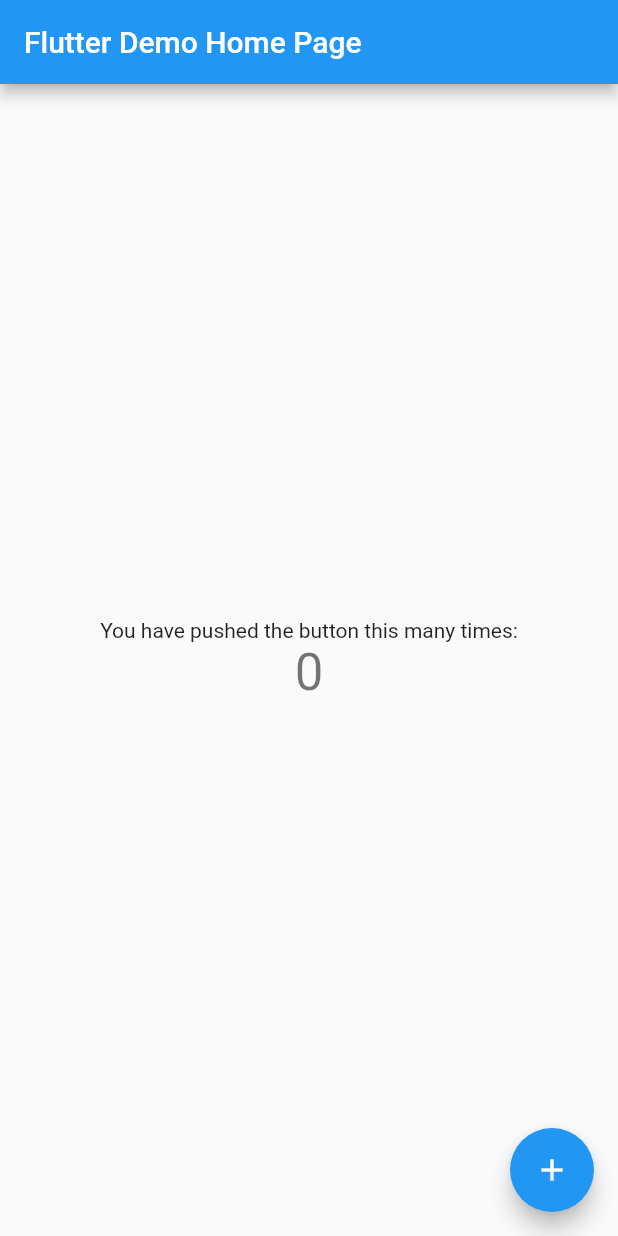
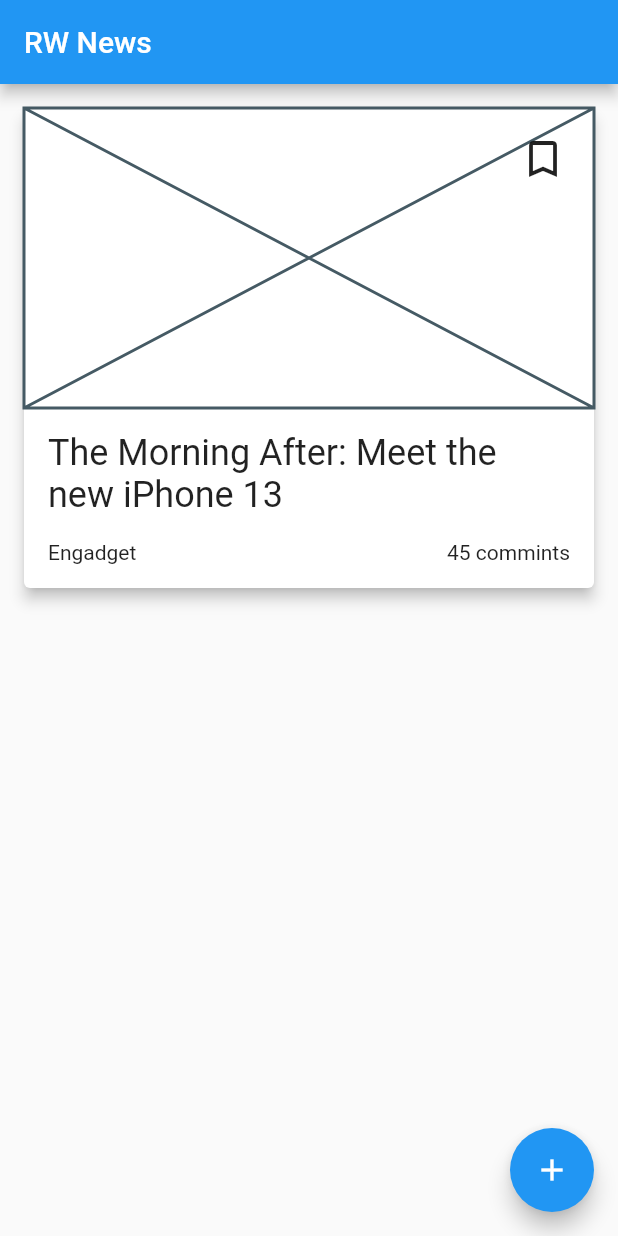
Before and after one commit to ahmedmans/rw_news_ui, a Flutter app: the screen it shows after launch, on a phone screen of 412 x 824 dp. Run offline on Flutter 3.47's test engine with Material 2 defaults, Android fonts, the phone set to English and light mode, and no system bars.

Commit message:
feat: Build Layouts

```diff
--- a/lib/main.dart
+++ b/lib/main.dart
@@ -1,4 +1,5 @@
 import 'package:flutter/material.dart';
+import 'package:rw_news_ui/pages/main_page.dart';
 
 void main() {
   runApp(const MyApp());
@@ -10,106 +11,10 @@
   // This widget is the root of your application.
   @override
   Widget build(BuildContext context) {
-    return MaterialApp(
-      title: 'Flutter Demo',
-      theme: ThemeData(
-        // This is the theme of your application.
-        //
-        // Try running your application with "flutter run". You'll see the
-        // application has a blue toolbar. Then, without quitting the app, try
-        // changing the primarySwatch below to Colors.green and then invoke
-        // "hot reload" (press "r" in the console where you ran "flutter run",
-        // or simply save your changes to "hot reload" in a Flutter IDE).
-        // Notice that the counter didn't reset back to zero; the application
-        // is not restarted.
-        primarySwatch: Colors.blue,
-      ),
-      home: const MyHomePage(title: 'Flutter Demo Home Page'),
+    return const MaterialApp(
+      debugShowCheckedModeBanner: false,
+      title: 'RW News',
+      home: MainPage(),
     );
   }
 }
-
-class MyHomePage extends StatefulWidget {
-  const MyHomePage({Key? key, required this.title}) : super(key: key);
-
-  // This widget is the home page of your application. It is stateful, meaning
-  // that it has a State object (defined below) that contains fields that affect
-  // how it looks.
-
-  // This class is the configuration for the state. It holds the values (in this
-  // case the title) provided by the parent (in this case the App widget) and
-  // used by the build method of the State. Fields in a Widget subclass are
-  // always marked "final".
-
-  final String title;
-
-  @override
-  State<MyHomePage> createState() => _MyHomePageState();
-}
-
-class _MyHomePageState extends State<MyHomePage> {
-  int _counter = 0;
-
-  void _incrementCounter() {
-    setState(() {
-      // This call to setState tells the Flutter framework that something has
-      // changed in this State, which causes it to rerun the build method below
-      // so that the display can reflect the updated values. If we changed
-      // _counter without calling setState(), then the build method would not be
-      // called again, and so nothing would appear to happen.
-      _counter++;
-    });
-  }
-
-  @override
-  Widget build(BuildContext context) {
-    // This method is rerun every time setState is called, for instance as done
-    // by the _incrementCounter method above.
-    //
-    // The Flutter framework has been optimized to make rerunning build methods
-    // fast, so that you can just rebuild anything that needs updating rather
-    // than having to individually change instances of widgets.
-    return Scaffold(
-      appBar: AppBar(
-        // Here we take the value from the MyHomePage object that was created by
-        // the App.build method, and use it to set our appbar title.
-        title: Text(widget.title),
-      ),
-      body: Center(
-        // Center is a layout widget. It takes a single child and positions it
-        // in the middle of the parent.
-        child: Column(
-          // Column is also a layout widget. It takes a list of children and
-          // arranges them vertically. By default, it sizes itself to fit its
-          // children horizontally, and tries to be as tall as its parent.
-          //
-          // Invoke "debug painting" (press "p" in the console, choose the
-          // "Toggle Debug Paint" action from the Flutter Inspector in Android
-          // Studio, or the "Toggle Debug Paint" command in Visual Studio Code)
-          // to see the wireframe for each widget.
-          //
-          // Column has various properties to control how it sizes itself and
-          // how it positions its children. Here we use mainAxisAlignment to
-          // center the children vertically; the main axis here is the vertical
-          // axis because Columns are vertical (the cross axis would be
-          // horizontal).
-          mainAxisAlignment: MainAxisAlignment.center,
-          children: <Widget>[
-            const Text(
-              'You have pushed the button this many times:',
-            ),
-            Text(
-              '$_counter',
-              style: Theme.of(context).textTheme.headline4,
-            ),
-          ],
-        ),
-      ),
-      floatingActionButton: FloatingActionButton(
-        onPressed: _incrementCounter,
-        tooltip: 'Increment',
-        child: const Icon(Icons.add),
-      ), // This trailing comma makes auto-formatting nicer for build methods.
-    );
-  }
-}
--- /dev/null
+++ b/lib/model/article.dart
@@ -0,0 +1,95 @@
+class Article {
+  String source;
+  String author;
+  String title;
+  String description;
+  String url;
+  String urlToImage;
+  String publishedAt;
+  String content;
+
+  Article({
+    required this.source,
+    required this.author,
+    required this.title,
+    required this.description,
+    required this.url,
+    required this.urlToImage,
+    required this.publishedAt,
+    required this.content,
+  });
+}
+
+List<Article> articles = [
+  Article(
+    source: 'Engadget',
+    author: 'Mat Smith,Daniel Cooper',
+    title: '''The Morning After: Meet the new iPhone 13''',
+    description:
+        '''Yes, Apple is calling its newest iPhones the iPhone 13 series. Unlucky numbers, be damned. We’re getting four new devices, from the 5.4-inch iPhone 13 mini through to the 6.7-inch iPhone 13 Pro Max. Apple also revealed a long-time-coming iPad mini, which look…''',
+    url:
+        'https://www.engadget.com/the-morning-after-iphone-13-apple-111502073.html',
+    urlToImage:
+        'https://s.yimg.com/os/creatr-uploaded-images/2021-09/a1049550-1611-11ec-bef3-b6a3486b5957',
+    publishedAt: '2021-09-15T11:15:02Z',
+    content:
+        '''Yes, Apple is calling its newest iPhones the iPhone 13 series. Unlucky numbers, be damned. Were getting four new devices, from the 5.4-inch iPhone 13 mini through to the 6.7-inch iPhone 13 Pro Max. A… [+6279 chars]''',
+  ),
+  Article(
+    source: 'The Wall Street Journal',
+    author: 'AnnaMaria Andriotis',
+    title:
+        '''Amazon Is Doing It. So Is Walmart. Why Retail Loves ‘Buy Now, Pay Later.’ - The Wall Street Journal''',
+    description:
+        '''Alexis Luedtke got her first buy now, pay later plan in 2019 after she was rejected for a credit card. She has used at least five more since to buy face cream, T-shirts and birthday gifts.\r\nInstallme...''',
+    url:
+        'https://www.wsj.com/articles/amazon-is-doing-it-so-is-walmart-why-retail-loves-buy-now-pay-later-11631784601',
+    urlToImage: 'https://images.wsj.net/im-401784/social',
+    publishedAt: '2021-09-16T09:30:00Z',
+    content:
+        '''Alexis Luedtke got her first buy now, pay later plan in 2019 after she was rejected for a credit card. She has used at least five more since to buy face cream, T-shirts and birthday gifts.\r\nInstallme… [+313 chars]''',
+  ),
+  Article(
+    source: 'TechCrunch',
+    author: 'Sarah Perez',
+    title:
+        'Tile secures \$40 million to take on Apple AirTag with new products',
+    description:
+        '''Tile, the maker of Bluetooth-powered lost item finder beacons and, more recently, a staunch Apple critic, announced today it has raised \$40 million in non-dilutive debt financing from Capital IP. The funding will be put towards investment in Tile’s finding te…''',
+    url:
+        'https://techcrunch.com/2021/09/16/tile-secures-another-40-million-to-take-on-apple-airtag-with-new-products/',
+    urlToImage:
+        'https://techcrunch.com/wp-content/uploads/2021/09/Pro-on-Gym-Bag.jpg?w=600',
+    publishedAt: '2021-09-16T12:59:05Z',
+    content:
+        '''Tile, the maker of Bluetooth-powered lost item finder beacons and, more recently, a staunch Apple critic, announced today it has raised \$40 million in non-dilutive debt financing from Capital IP. The… [+6127 chars]''',
+  ),
+  Article(
+    source: 'The Verge',
+    author: 'Tom Warren',
+    title: 'Microsoft accounts can now go fully passwordless',
+    description:
+        '''Microsoft is rolling out a fully passwordless option for Microsoft accounts. It will allow consumers to remove their password and authenticate using an app, security keys, Windows Hello, or SMS / email codes.''',
+    url:
+        'https://www.theverge.com/2021/9/15/22675175/microsoft-account-passwordless-no-password-security-feature',
+    urlToImage:
+        'https://cdn.vox-cdn.com/thumbor/S_18fWe_G-e-upqhKGFIalepagA=/0x95:1320x786/fit-in/1200x630/cdn.vox-cdn.com/uploads/chorus_asset/file/22174342/microsoftauthenticator.jpg',
+    publishedAt: '2021-09-15T13:00:00Z',
+    content:
+        '''You can delete your Microsoft account password\r\nIf you buy something from a Verge link, Vox Media may earn a commission. See our ethics statement.\r\nYou no longer need a password for a Microsoft accou… [+2931 chars]''',
+  ),
+  Article(
+    source: 'TechCrunch',
+    author: 'Gary M. Shiffman',
+    title: '''Ransomware: A market problem deserves a market solution''',
+    description:
+        '''To fight ransomware attacks, appreciate the economics — the markets that enable ransomware — and change the market dynamics.''',
+    url:
+        'https://techcrunch.com/2021/09/16/ransomware-a-market-problem-that-deserves-a-market-solution/',
+    urlToImage:
+        'https://techcrunch.com/wp-content/uploads/2021/09/GettyImages-1284232947.jpg?w=589',
+    publishedAt: '2021-09-16T13:12:43Z',
+    content:
+        '''REvil is a solid choice for a villains name: R Evil. Revil. Evil and yet fun. I could imagine Black Widow, Hulk and Spider-Man teaming up to topple the leadership of REvil Incorporated.\r\nThe criminal… [+5341 chars]''',
+  ),
+];
--- /dev/null
+++ b/lib/pages/main_page.dart
@@ -0,0 +1,34 @@
+import 'package:flutter/material.dart';
+import 'package:rw_news_ui/model/article.dart';
+import 'package:rw_news_ui/widgets/article_card.dart';
+
+class MainPage extends StatefulWidget {
+  const MainPage({Key? key}) : super(key: key);
+
+  @override
+  State<MainPage> createState() => _MainPageState();
+}
+
+class _MainPageState extends State<MainPage> {
+  @override
+  Widget build(BuildContext context) {
+    return Scaffold(
+      appBar: AppBar(
+        title: const Text('RW News'),
+      ),
+      body: Column(
+        children: [
+          ArticleCard(
+            article: articles[0],
+          ),
+        ],
+      ),
+      floatingActionButton: FloatingActionButton(
+        onPressed: () {
+          print('Clicked');
+        },
+        child: const Icon(Icons.add),
+      ),
+    );
+  }
+}
--- /dev/null
+++ b/lib/widgets/article_card.dart
@@ -0,0 +1,85 @@
+import 'package:flutter/material.dart';
+import 'package:rw_news_ui/model/article.dart';
+
+class ArticleCard extends StatelessWidget {
+  final Article article;
+  const ArticleCard({Key? key, required this.article}) : super(key: key);
+
+  @override
+  Widget build(BuildContext context) {
+    return Card(
+      margin: const EdgeInsets.all(16),
+      elevation: 4,
+      child: Column(
+        children: [
+          const CardBanner(),
+          CardDetail(
+            article: article,
+          ),
+        ],
+      ),
+    );
+  }
+}
+
+class CardBanner extends StatelessWidget {
+  final String? imageUrl;
+  const CardBanner({Key? key, this.imageUrl}) : super(key: key);
+
+  @override
+  Widget build(BuildContext context) {
+    return Stack(
+      children: [
+        const Placeholder(
+          fallbackHeight: 200.0,
+        ),
+        Positioned(
+          top: 10,
+          right: 10,
+          child: IconButton(
+            onPressed: () {},
+            icon: const Icon(
+              Icons.bookmark_border,
+              size: 32.0,
+            ),
+          ),
+        ),
+      ],
+    );
+  }
+}
+
+class CardDetail extends StatelessWidget {
+  final Article? article;
+  const CardDetail({Key? key, this.article}) : super(key: key);
+
+  @override
+  Widget build(BuildContext context) {
+    return Padding(
+      padding: const EdgeInsets.all(16),
+      child: Column(
+        mainAxisAlignment: MainAxisAlignment.spaceBetween,
+        children: [
+          Text(
+            article!.title,
+            style: const TextStyle(
+              fontSize: 24,
+            ),
+            maxLines: 2,
+            overflow: TextOverflow.ellipsis,
+          ),
+          const SizedBox(
+            height: 16,
+          ),
+          Row(
+            children: [
+              Text(article!.source),
+              const Spacer(),
+              const Text('45 commints'),
+            ],
+          ),
+        ],
+      ),
+    );
+  }
+}
```
